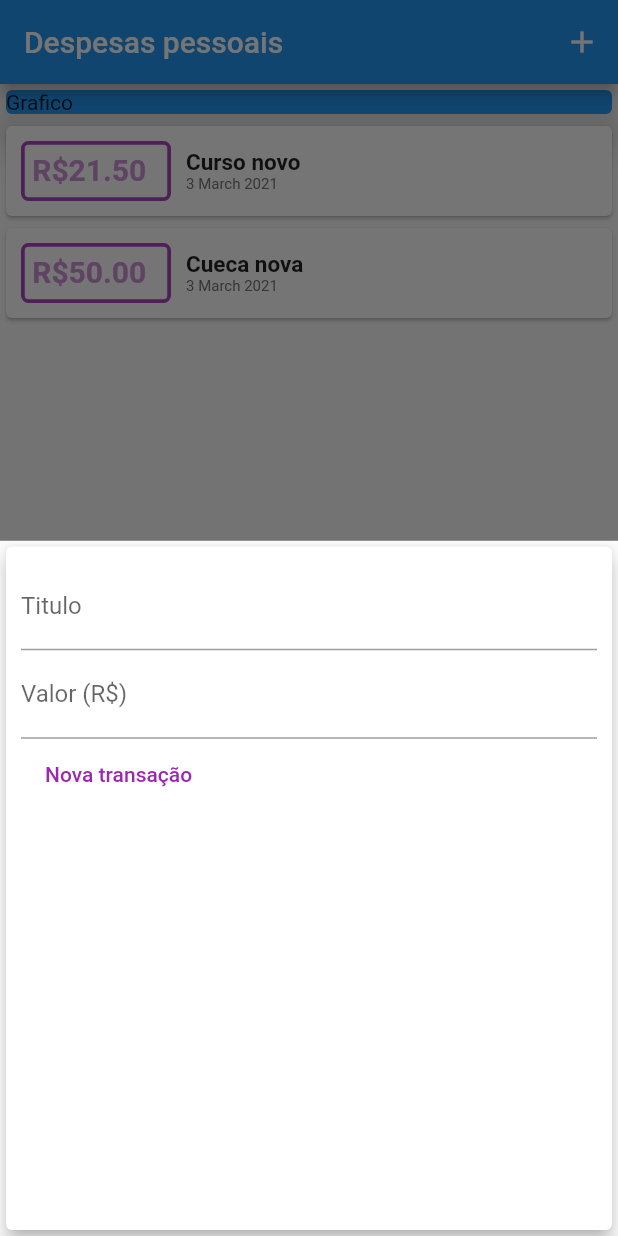
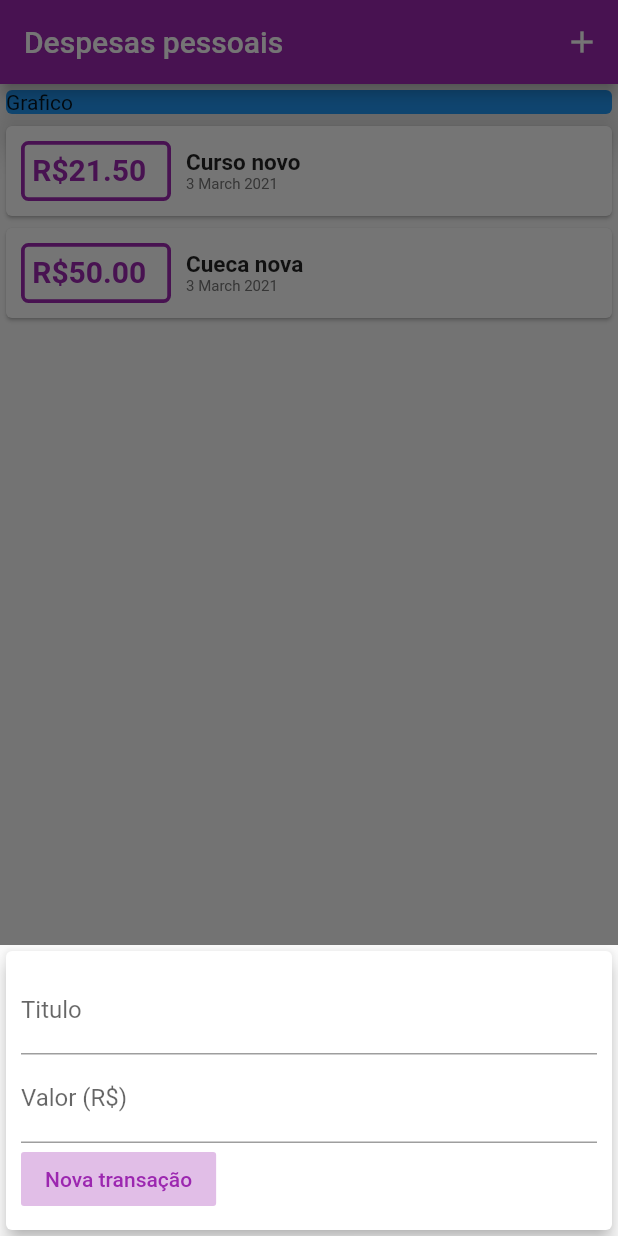
Before and after one commit to GuhSntLean/PersonMoney-Flutter, a Flutter app: the screen it shows after launch, after a tap on the "add" icon, on a phone screen of 412 x 824 dp. Run offline on Flutter 3.47's test engine with Material 2 defaults, Android fonts, the phone set to English and light mode, and no system bars.

Commit message:
:rocket: Adding theme in application and verify modal

```diff
--- a/lib/main.dart
+++ b/lib/main.dart
@@ -12,7 +12,13 @@ void main() => runApp(PesonMoney());
 class PesonMoney extends StatelessWidget {
   @override
   Widget build(BuildContext context) {
-    return MaterialApp(debugShowCheckedModeBanner: false, home: _MyHomePage());
+    return MaterialApp(
+      debugShowCheckedModeBanner: false,
+      home: _MyHomePage(),
+      theme: ThemeData(
+        primarySwatch: Colors.purple,
+      ),
+    );
   }
 }
 
@@ -47,6 +53,8 @@ class __MyHomePageState extends State<_MyHomePage> {
     setState(() {
       _transaction.add(newTransaction);
     });
+
+    Navigator.of(context).pop();
   }
 
   _openTransactionFormModal(BuildContext context) {
--- a/lib/widgets/TransactionForm.dart
+++ b/lib/widgets/TransactionForm.dart
@@ -23,7 +23,8 @@ class _TransactionFormState extends State<TransactionForm> {
 
   @override
   Widget build(BuildContext context) {
-    return Card(
+    return SingleChildScrollView(
+        child: Card(
         elevation: 5,
         child: Padding(
           padding: const EdgeInsets.all(10),
@@ -49,12 +50,14 @@ class _TransactionFormState extends State<TransactionForm> {
                 FlatButton(
                   onPressed: _submitForm,
                   textColor: Colors.purple,
+                  color: Colors.purple[100],
                   child: Text('Nova transação'),
                 )
               ])
             ],
           ),
         ),
+      ),
     );
   }
 }
--- a/lib/widgets/TransactionList.dart
+++ b/lib/widgets/TransactionList.dart
@@ -27,7 +27,7 @@ class TransactionList extends StatelessWidget {
                     ),
                     decoration: BoxDecoration(
                       border: Border.all(
-                        color: Colors.purple[400],
+                        color: Theme.of(context).primaryColor,
                         width: 2.5,
                       ),
                       borderRadius: BorderRadius.all(Radius.circular(5)),
@@ -35,9 +35,9 @@ class TransactionList extends StatelessWidget {
                     padding: EdgeInsets.all(5),
                     child: Text('R\$${transaction.value.toStringAsFixed(2)}',
                         style: TextStyle(
+                          color: Theme.of(context).primaryColor,
                           fontWeight: FontWeight.bold,
                           fontSize: 20,
-                          color: Colors.purple[200],
                         )),
                   ),
                   Column(
```
Lines whose indentation alone changed are shown as unchanged.
